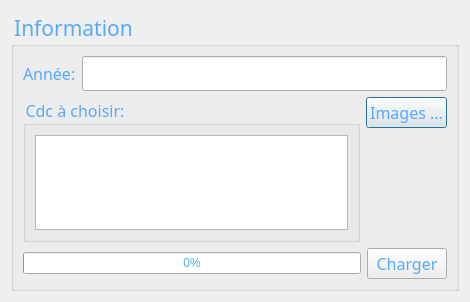
This is src/Gui/Masque/dialogChargement.ui in chani2022/python as Qt 5 draws it before an edit. The edited form follows.
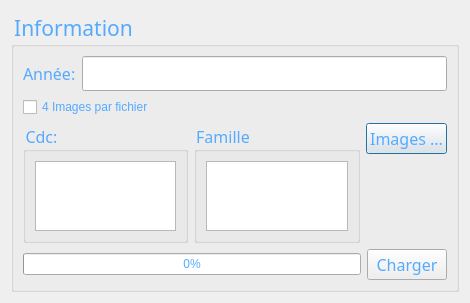
This is the edited form.

Commit message: check prenom ok

What changed in the file:
```diff
--- a/src/Gui/Masque/dialogChargement.ui
+++ b/src/Gui/Masque/dialogChargement.ui
@@ -68,6 +68,13 @@
         </item>
        </layout>
       </item>
+      <item>
+       <widget class="QCheckBox" name="is_1_file_many_acte">
+        <property name="text">
+         <string>4 Images par fichier</string>
+        </property>
+       </widget>
+      </item>
       <item>
        <layout class="QHBoxLayout" name="horizontalLayout">
         <item>
@@ -82,19 +89,44 @@
            <string notr="true"/>
           </property>
           <property name="title">
-           <string>Cdc à choisir:</string>
+           <string>Cdc:</string>
           </property>
           <layout class="QHBoxLayout" name="horizontalLayout_4">
            <item>
             <widget class="QTableWidget" name="table_widget_cdc">
              <property name="font">
               <font>
-               <family>Segoe Script</family>
+               <family>Papyrus</family>
                <pointsize>12</pointsize>
               </font>
              </property>
              <property name="styleSheet">
-              <string notr="true">color: rgb(0, 0, 0);</string>
+              <string notr="true"/>
+             </property>
+            </widget>
+           </item>
+          </layout>
+         </widget>
+        </item>
+        <item>
+         <widget class="QGroupBox" name="groupBox_3">
+          <property name="font">
+           <font>
+            <family>Papyrus</family>
+            <pointsize>12</pointsize>
+           </font>
+          </property>
+          <property name="title">
+           <string>Famille</string>
+          </property>
+          <layout class="QHBoxLayout" name="horizontalLayout_5">
+           <item>
+            <widget class="QTableWidget" name="table_widget_famille">
+             <property name="font">
+              <font>
+               <family>Papyrus</family>
+               <pointsize>12</pointsize>
+              </font>
              </property>
             </widget>
            </item>
```
Left out of the diff: 4 changed lines with no effect on the pictures. The commit also changes 96 other files.
